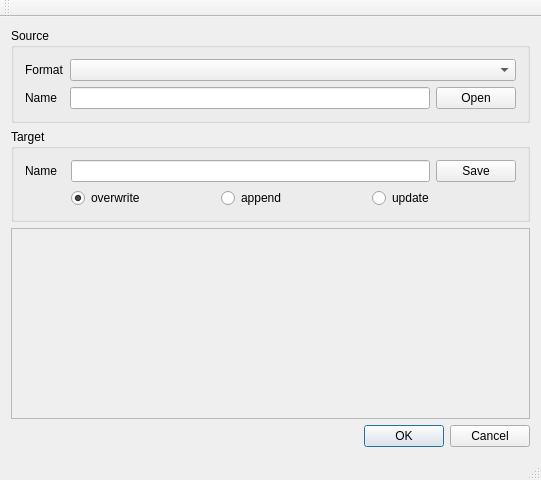
lasma/ogr2ogr-gui, file ui/mainwindow.ui: the form before one commit.
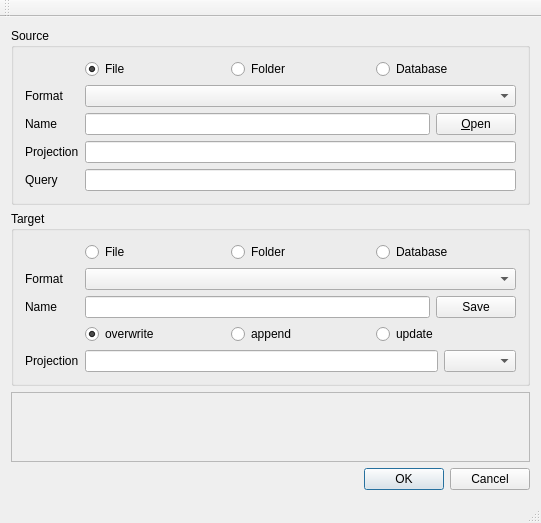
The form after the commit.

Commit message: added more form elemenents

What changed in the file:
```diff
--- a/ui/mainwindow.ui
+++ b/ui/mainwindow.ui
@@ -21,27 +21,65 @@
        <string>Source</string>
       </property>
       <layout class="QFormLayout" name="formLayout">
-       <property name="fieldGrowthPolicy">
-        <enum>QFormLayout::AllNonFixedFieldsGrow</enum>
-       </property>
        <item row="0" column="0">
+        <spacer name="horizontalSpacer_2">
+         <property name="orientation">
+          <enum>Qt::Horizontal</enum>
+         </property>
+         <property name="sizeHint" stdset="0">
+          <size>
+           <width>40</width>
+           <height>20</height>
+          </size>
+         </property>
+        </spacer>
+       </item>
+       <item row="0" column="1">
+        <layout class="QHBoxLayout" name="horizontalLayout_4">
+         <item>
+          <widget class="QRadioButton" name="radSourceFile">
+           <property name="text">
+            <string>File</string>
+           </property>
+           <property name="checked">
+            <bool>true</bool>
+           </property>
+          </widget>
+         </item>
+         <item>
+          <widget class="QRadioButton" name="radSourceFolder">
+           <property name="text">
+            <string>Folder</string>
+           </property>
+          </widget>
+         </item>
+         <item>
+          <widget class="QRadioButton" name="radSourceDatabase">
+           <property name="text">
+            <string>Database</string>
+           </property>
+          </widget>
+         </item>
+        </layout>
+       </item>
+       <item row="1" column="0">
         <widget class="QLabel" name="label">
          <property name="text">
           <string>Format</string>
          </property>
         </widget>
        </item>
-       <item row="0" column="1">
-        <widget class="QComboBox" name="cmbFormat"/>
+       <item row="1" column="1">
+        <widget class="QComboBox" name="cmbSourceFormat"/>
        </item>
-       <item row="1" column="0">
+       <item row="2" column="0">
         <widget class="QLabel" name="label_2">
          <property name="text">
           <string>Name</string>
          </property>
         </widget>
        </item>
-       <item row="1" column="1">
+       <item row="2" column="1">
         <layout class="QHBoxLayout" name="horizontalLayout">
          <item>
           <widget class="QLineEdit" name="txtSourceName"/>
@@ -49,12 +87,32 @@
          <item>
           <widget class="QPushButton" name="pbOpenSource">
            <property name="text">
-            <string>Open</string>
+            <string>&amp;Open</string>
            </property>
           </widget>
          </item>
         </layout>
        </item>
+       <item row="3" column="0">
+        <widget class="QLabel" name="label_5">
+         <property name="text">
+          <string>Projection</string>
+         </property>
+        </widget>
+       </item>
+       <item row="3" column="1">
+        <widget class="QLineEdit" name="txtSourceProj"/>
+       </item>
+       <item row="4" column="0">
+        <widget class="QLabel" name="label_7">
+         <property name="text">
+          <string>Query</string>
+         </property>
+        </widget>
+       </item>
+       <item row="4" column="1">
+        <widget class="QLineEdit" name="txtSourceQuery"/>
+       </item>
       </layout>
      </widget>
     </item>
@@ -65,13 +123,64 @@
       </property>
       <layout class="QFormLayout" name="formLayout_2">
        <item row="0" column="0">
+        <spacer name="horizontalSpacer_3">
+         <property name="orientation">
+          <enum>Qt::Horizontal</enum>
+         </property>
+         <property name="sizeHint" stdset="0">
+          <size>
+           <width>40</width>
+           <height>20</height>
+          </size>
+         </property>
+        </spacer>
+       </item>
+       <item row="0" column="1">
+        <layout class="QHBoxLayout" name="horizontalLayout_5">
+         <item>
+          <widget class="QRadioButton" name="radTargetFile">
+           <property name="text">
+            <string>File</string>
+           </property>
+           <property name="checked">
+            <bool>true</bool>
+           </property>
+          </widget>
+         </item>
+         <item>
+          <widget class="QRadioButton" name="radTargetFolder">
+           <property name="text">
+            <string>Folder</string>
+           </property>
+          </widget>
+         </item>
+         <item>
+          <widget class="QRadioButton" name="radTargetDatabase">
+           <property name="text">
+            <string>Database</string>
+           </property>
+          </widget>
+         </item>
+        </layout>
+       </item>
+       <item row="1" column="0">
+        <widget class="QLabel" name="label_4">
+         <property name="text">
+          <string>Format</string>
+         </property>
+        </widget>
+       </item>
+       <item row="1" column="1">
+        <widget class="QComboBox" name="cmbTargetFormat"/>
+       </item>
+       <item row="2" column="0">
         <widget class="QLabel" name="label_3">
          <property name="text">
           <string>Name</string>
          </property>
         </widget>
        </item>
-       <item row="0" column="1">
+       <item row="2" column="1">
         <layout class="QHBoxLayout" name="horizontalLayout_2">
          <item>
           <widget class="QLineEdit" name="txtTargetName"/>
@@ -85,7 +194,7 @@
          </item>
         </layout>
        </item>
-       <item row="1" column="0">
+       <item row="3" column="0">
         <spacer name="horizontalSpacer">
          <property name="orientation">
           <enum>Qt::Horizontal</enum>
@@ -98,7 +207,7 @@
          </property>
         </spacer>
        </item>
-       <item row="1" column="1">
+       <item row="3" column="1">
         <layout class="QHBoxLayout" name="horizontalLayout_3">
          <item>
           <widget class="QRadioButton" name="radioButton">
@@ -126,6 +235,23 @@
          </item>
         </layout>
        </item>
+       <item row="4" column="0">
+        <widget class="QLabel" name="label_6">
+         <property name="text">
+          <string>Projection</string>
+         </property>
+        </widget>
+       </item>
+       <item row="4" column="1">
+        <layout class="QHBoxLayout" name="horizontalLayout_6">
+         <item>
+          <widget class="QLineEdit" name="txtTargetProj"/>
+         </item>
+         <item>
+          <widget class="QComboBox" name="cmbTargetProj"/>
+         </item>
+        </layout>
+       </item>
       </layout>
      </widget>
     </item>
@@ -140,7 +266,7 @@
          <x>0</x>
          <y>0</y>
          <width>519</width>
-         <height>161</height>
+         <height>71</height>
         </rect>
        </property>
       </widget>
```
Left out of the diff: 8 changed lines with no effect on the pictures. The commit also changes 10 other files.
